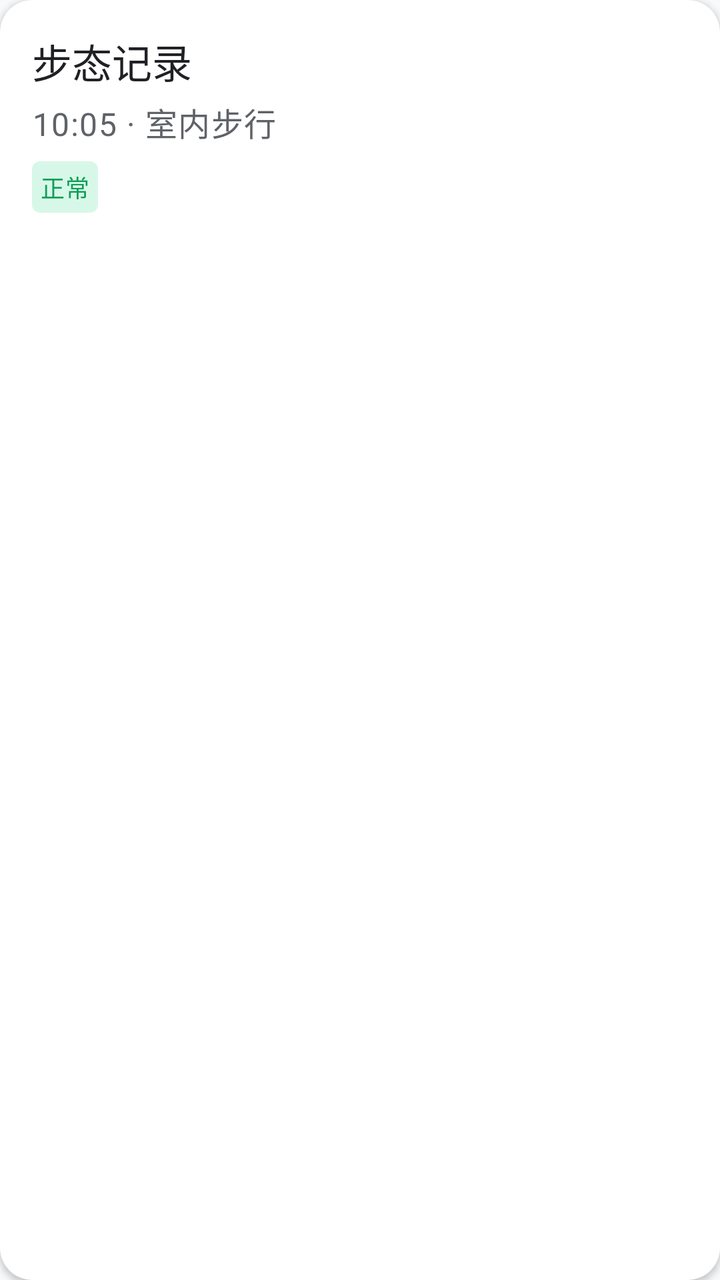
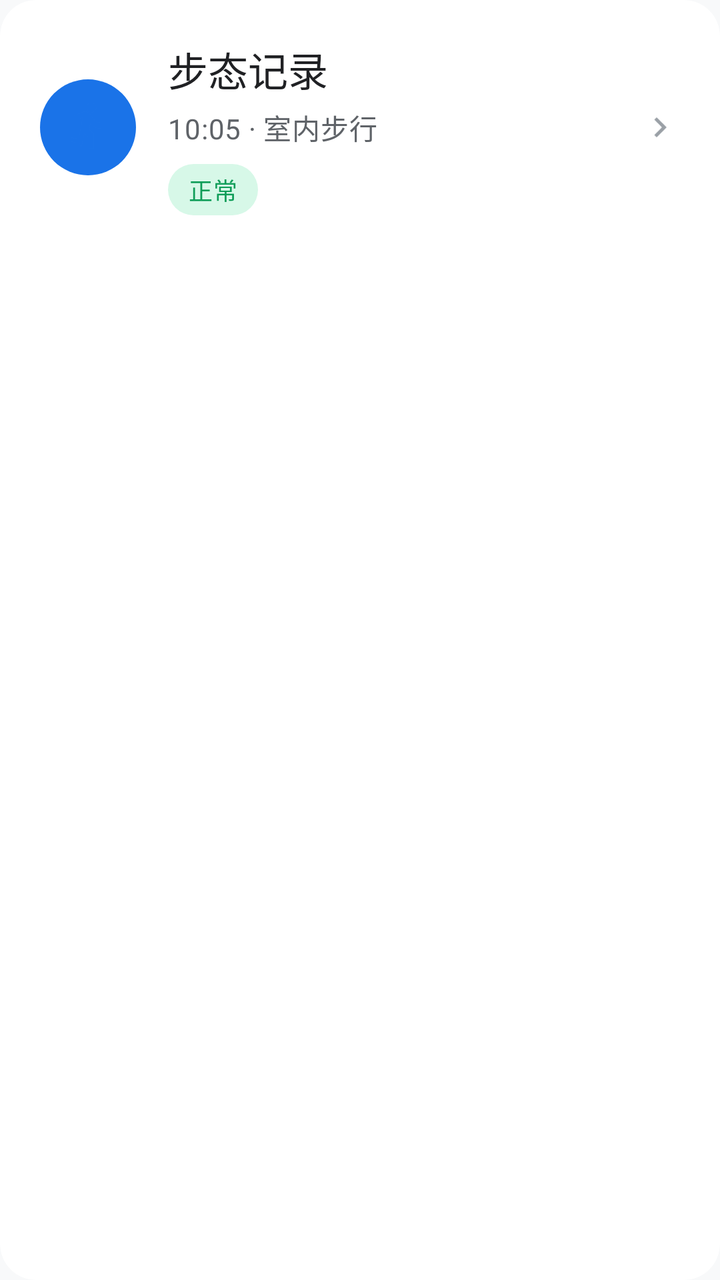

Screens rendered from an Android XML layout before and after an edit, with the pre-edit source and the edit as a unified diff.
<!-- AndroidManifest.xml: application theme Theme.MyApplication -->
<!-- res/layout/item_gait_event.xml -->
<?xml version="1.0" encoding="utf-8"?>
<com.google.android.material.card.MaterialCardView xmlns:android="http://schemas.android.com/apk/res/android"
    xmlns:app="http://schemas.android.com/apk/res-auto"
    android:layout_width="match_parent"
    android:layout_height="wrap_content"
    android:layout_marginBottom="12dp"
    app:cardCornerRadius="16dp"
    app:cardElevation="2dp">

    <LinearLayout
        android:layout_width="match_parent"
        android:layout_height="wrap_content"
        android:orientation="vertical"
        android:padding="16dp">

        <TextView
            android:id="@+id/tv_event_title"
            android:layout_width="wrap_content"
            android:layout_height="wrap_content"
            android:text="步态记录"
            android:textAppearance="@style/TextAppearance.MyApplication.Headline3"
            android:textColor="@color/colorTextPrimary" />

        <TextView
            android:id="@+id/tv_event_subtitle"
            android:layout_width="wrap_content"
            android:layout_height="wrap_content"
            android:layout_marginTop="4dp"
            android:text="10:05 · 室内步行"
            android:textAppearance="@style/TextAppearance.MyApplication.Body1"
            android:textColor="@color/colorTextSecondary" />

        <TextView
            android:id="@+id/tv_event_status"
            android:layout_width="wrap_content"
            android:layout_height="wrap_content"
            android:layout_marginTop="8dp"
            android:background="@drawable/bg_status_normal"
            android:padding="4dp"
            android:text="正常"
            android:textAppearance="@style/TextAppearance.MyApplication.Caption"
            android:textColor="@color/colorSuccess" />
    </LinearLayout>
</com.google.android.material.card.MaterialCardView>
<!-- resources referenced by this layout -->
<resources>
  <color name="colorSuccess">#0F9D58</color>
  <color name="colorTextPrimary">#202124</color>
  <color name="colorTextSecondary">#5F6368</color>
  <!-- drawable bg_status_normal (drawable) -->
  <?xml version="1.0" encoding="utf-8"?>
  <shape xmlns:android="http://schemas.android.com/apk/res/android"
      android:shape="rectangle">
      <corners android:radius="4dp" />
      <solid android:color="@color/colorSuccessLight" />
  </shape>
  <style name="TextAppearance.MyApplication.Body1" parent="TextAppearance.MaterialComponents.Body1">
          
          <item name="android:textSize">16sp</item>
          <item name="android:textColor">@color/colorTextPrimary</item>
      </style>
  <style name="TextAppearance.MyApplication.Caption" parent="TextAppearance.MaterialComponents.Caption">
          
          <item name="android:textSize">12sp</item>
          <item name="android:textColor">@color/colorTextTertiary</item>
      </style>
  <style name="TextAppearance.MyApplication.Headline3" parent="TextAppearance.MaterialComponents.Headline3">
          
          <item name="android:textSize">20sp</item>
          <item name="android:textColor">@color/colorTextPrimary</item>
      </style>
  <color name="colorSuccessLight">#D7F8E8</color>
  <color name="colorTextTertiary">#9AA0A6</color>
  <color name="colorPrimary">#1A73E8</color>
  <color name="colorPrimaryDark">#0D47A1</color>
  <color name="colorWhite">#FFFFFF</color>
  <color name="colorAccent">#00BFA5</color>
  <color name="colorAccentLight">#5DF2D6</color>
  <color name="colorBlack">#000000</color>
  <color name="colorBackground">#F8F9FA</color>
  <style name="Widget.MyApplication.CardView" parent="Widget.MaterialComponents.CardView">
          <item name="cardBackgroundColor">@color/colorCardBackground</item>
          <item name="cardCornerRadius">12dp</item>
          <item name="cardElevation">4dp</item>
          <item name="contentPadding">16dp</item>
          <item name="android:layout_margin">8dp</item>
      </style>
  <style name="Widget.MyApplication.BottomNavigationView" parent="Widget.MaterialComponents.BottomNavigationView">
          <item name="itemIconTint">@color/bottom_nav_item_color</item>
          <item name="itemTextColor">@color/bottom_nav_item_color</item>
          <item name="itemRippleColor">@color/colorPrimaryLight</item>
          <item name="elevation">8dp</item>
          <item name="labelVisibilityMode">labeled</item>
      </style>
  <color name="colorError">#DB4437</color>
  <color name="colorCardBackground">#FFFFFF</color>
  <color name="colorPrimaryLight">#64B5F6</color>
  <!-- unchanged entries left out for length: 3 -->
</resources>

<!-- the commit's change to res/layout/item_gait_event.xml (unified diff, before → after) -->
@@ -3,42 +3,81 @@
     xmlns:app="http://schemas.android.com/apk/res-auto"
     android:layout_width="match_parent"
     android:layout_height="wrap_content"
-    android:layout_marginBottom="12dp"
-    app:cardCornerRadius="16dp"
-    app:cardElevation="2dp">
+    android:layout_marginBottom="14dp"
+    app:cardCornerRadius="18dp"
+    app:cardElevation="3dp">
 
     <LinearLayout
         android:layout_width="match_parent"
         android:layout_height="wrap_content"
-        android:orientation="vertical"
-        android:padding="16dp">
+        android:gravity="center_vertical"
+        android:minHeight="88dp"
+        android:orientation="horizontal"
+        android:padding="20dp">
 
-        <TextView
-            android:id="@+id/tv_event_title"
-            android:layout_width="wrap_content"
+        <ImageView
+            android:id="@+id/img_event_icon"
+            android:layout_width="48dp"
+            android:layout_height="48dp"
+            android:background="@drawable/circle_bg"
+            android:contentDescription="@null"
+            android:padding="10dp"
+            android:src="@drawable/ic_gait"
+            app:tint="@color/colorPrimary" />
+
+        <LinearLayout
+            android:layout_width="0dp"
             android:layout_height="wrap_content"
-            android:text="步态记录"
-            android:textAppearance="@style/TextAppearance.MyApplication.Headline3"
-            android:textColor="@color/colorTextPrimary" />
+            android:layout_marginStart="16dp"
+            android:layout_weight="1"
+            android:orientation="vertical">
 
-        <TextView
-            android:id="@+id/tv_event_subtitle"
-            android:layout_width="wrap_content"
-            android:layout_height="wrap_content"
-            android:layout_marginTop="4dp"
-            android:text="10:05 · 室内步行"
-            android:textAppearance="@style/TextAppearance.MyApplication.Body1"
-            android:textColor="@color/colorTextSecondary" />
+            <TextView
+                android:id="@+id/tv_event_title"
+                android:layout_width="wrap_content"
+                android:layout_height="wrap_content"
+                android:text="步态记录"
+                android:textAppearance="@style/TextAppearance.MyApplication.Headline3" />
 
-        <TextView
-            android:id="@+id/tv_event_status"
-            android:layout_width="wrap_content"
-            android:layout_height="wrap_content"
-            android:layout_marginTop="8dp"
-            android:background="@drawable/bg_status_normal"
-            android:padding="4dp"
-            android:text="正常"
-            android:textAppearance="@style/TextAppearance.MyApplication.Caption"
-            android:textColor="@color/colorSuccess" />
+            <TextView
+                android:id="@+id/tv_event_subtitle"
+                android:layout_width="wrap_content"
+                android:layout_height="wrap_content"
+                android:layout_marginTop="4dp"
+                android:text="10:05 · 室内步行"
+                android:textAppearance="@style/TextAppearance.MyApplication.Body2"
+                android:textColor="@color/colorTextSecondary" />
+
+            <TextView
+                android:id="@+id/tv_event_detail"
+                android:layout_width="wrap_content"
+                android:layout_height="wrap_content"
+                android:layout_marginTop="4dp"
+                android:text="--"
+                android:textAppearance="@style/TextAppearance.MyApplication.Caption"
+                android:textColor="@color/colorTextSecondary"
+                android:visibility="gone" />
+
+            <TextView
+                android:id="@+id/tv_event_status"
+                android:layout_width="wrap_content"
+                android:layout_height="wrap_content"
+                android:layout_marginTop="8dp"
+                android:background="@drawable/bg_status_success"
+                android:paddingStart="10dp"
+                android:paddingTop="4dp"
+                android:paddingEnd="10dp"
+                android:paddingBottom="4dp"
+                android:text="正常"
+                android:textAppearance="@style/TextAppearance.MyApplication.Caption"
+                android:textColor="@color/colorSuccess" />
+        </LinearLayout>
+
+        <ImageView
+            android:layout_width="20dp"
+            android:layout_height="20dp"
+            android:contentDescription="@null"
+            android:src="@drawable/ic_arrow_right"
+            app:tint="@color/colorTextTertiary" />
     </LinearLayout>
 </com.google.android.material.card.MaterialCardView>
<!-- resource entries referenced after the edit -->
@@ -3,18 +3,6 @@
   <color name="colorSuccess">#0F9D58</color>
   <color name="colorTextPrimary">#202124</color>
   <color name="colorTextSecondary">#5F6368</color>
-  <!-- drawable bg_status_normal (drawable) -->
-  <?xml version="1.0" encoding="utf-8"?>
-  <shape xmlns:android="http://schemas.android.com/apk/res/android"
-      android:shape="rectangle">
-      <corners android:radius="4dp" />
-      <solid android:color="@color/colorSuccessLight" />
-  </shape>
-  <style name="TextAppearance.MyApplication.Body1" parent="TextAppearance.MaterialComponents.Body1">
-          
-          <item name="android:textSize">16sp</item>
-          <item name="android:textColor">@color/colorTextPrimary</item>
-      </style>
   <style name="TextAppearance.MyApplication.Caption" parent="TextAppearance.MaterialComponents.Caption">
           
           <item name="android:textSize">12sp</item>
@@ -27,6 +15,47 @@
       </style>
   <color name="colorSuccessLight">#D7F8E8</color>
   <color name="colorTextTertiary">#9AA0A6</color>
+  <!-- drawable bg_status_success (drawable) -->
+  <?xml version="1.0" encoding="utf-8"?>
+  <shape xmlns:android="http://schemas.android.com/apk/res/android"
+      android:shape="rectangle">
+      <corners android:radius="50dp" />
+      <solid android:color="@color/colorSuccessLight" />
+  </shape>
+  <!-- drawable circle_bg (drawable) -->
+  <?xml version="1.0" encoding="utf-8"?>
+  <shape xmlns:android="http://schemas.android.com/apk/res/android"
+      android:shape="oval">
+      <solid android:color="@color/colorPrimary" />
+  </shape>
+  <!-- drawable ic_arrow_right (drawable) -->
+  <vector xmlns:android="http://schemas.android.com/apk/res/android"
+      android:width="24dp"
+      android:height="24dp"
+      android:viewportWidth="24.0"
+      android:viewportHeight="24.0"
+      android:tint="?attr/colorControlNormal">
+      <path
+          android:fillColor="@android:color/white"
+          android:pathData="M8.59,16.59L13.17,12L8.59,7.41L10,6l6,6l-6,6z"/>
+  </vector>
+  <!-- drawable ic_gait (drawable) -->
+  <?xml version="1.0" encoding="utf-8"?>
+  <vector xmlns:android="http://schemas.android.com/apk/res/android"
+      android:width="24dp"
+      android:height="24dp"
+      android:viewportWidth="24"
+      android:viewportHeight="24"
+      android:tint="?attr/colorControlNormal">
+      <path
+          android:fillColor="@android:color/white"
+          android:pathData="M13.5,5.5c1.1,0 2,-0.9 2,-2s-0.9,-2 -2,-2 -2,0.9 -2,2 0.9,2 2,2zM9,21l1.5,-6.5 2,2L12.5,21h2v-6l-2,-2 0.5,-3c1,1.5 2.4,2.5 4.5,2.5L17.5,10c-1.7,0 -3,-1 -3.5,-2l-1.5,-2c-0.3,-0.4 -0.9,-0.8 -1.6,-0.8 -0.4,0 -0.7,0.1 -1,0.2L6,7v4h2L8,8.5l1.7,-0.7 -1.7,9.2L5,16.5 4.5,18l4,1z" />
+  </vector>
+  <style name="TextAppearance.MyApplication.Body2" parent="TextAppearance.MaterialComponents.Body2">
+          
+          <item name="android:textSize">14sp</item>
+          <item name="android:textColor">@color/colorTextSecondary</item>
+      </style>
   <color name="colorPrimary">#1A73E8</color>
   <color name="colorPrimaryDark">#0D47A1</color>
   <color name="colorWhite">#FFFFFF</color>
